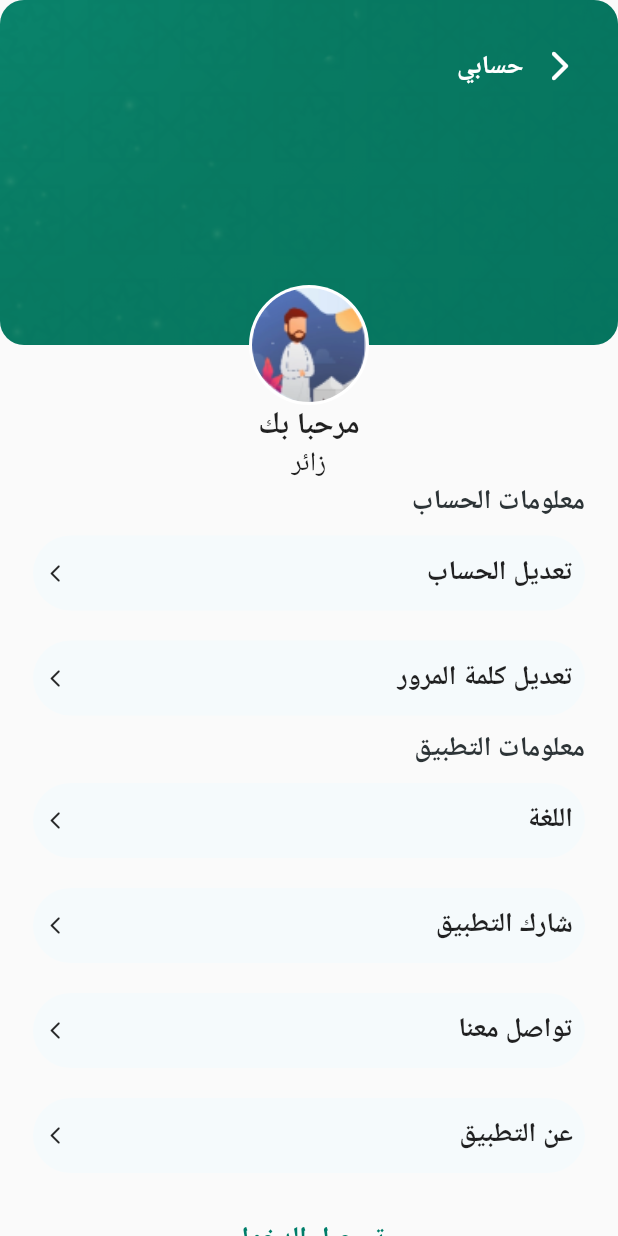
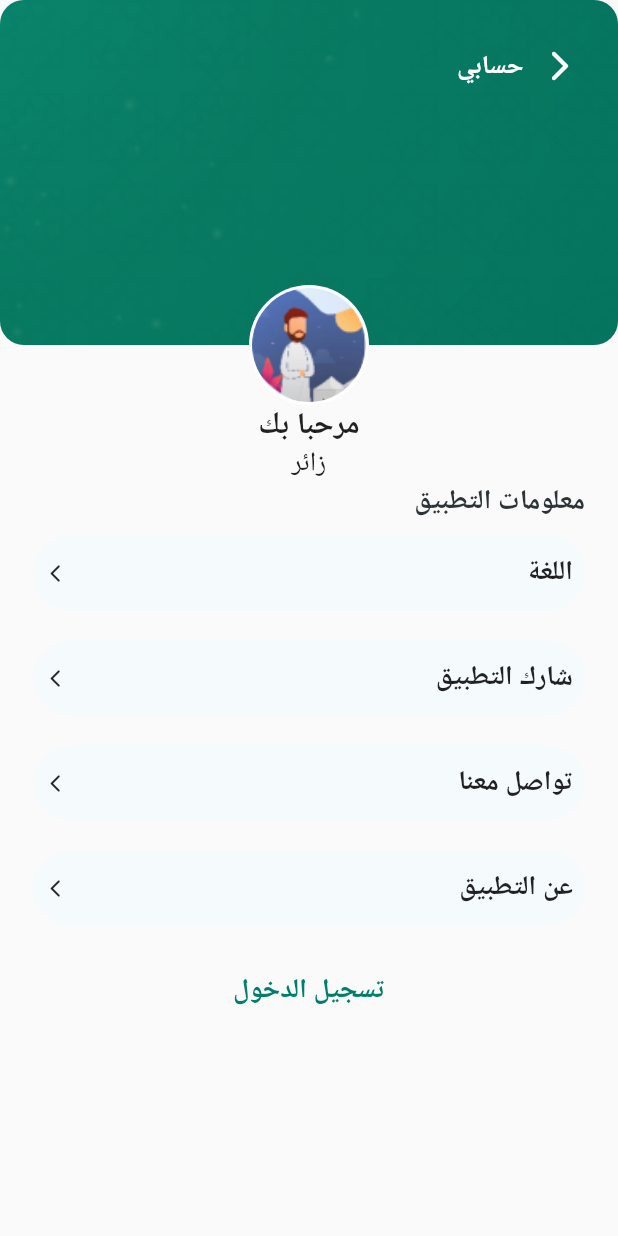
Before and after one commit to ammarelgml/Mosques-Guide-FlutterApp, a Flutter app: the screen it shows after launch, on a phone screen of 412 x 824 dp. Run offline on Flutter 3.47's test engine with Material 2 defaults, Android fonts, the phone set to English and light mode, and no system bars; our stand-ins replace get, location; statements that could not run were skipped.

Commit message:
show and hide widgets when user is connected

```diff
--- a/lib/view/settings/index.dart
+++ b/lib/view/settings/index.dart
@@ -5,7 +5,12 @@ import '/view/settings/widgets/header_section.dart';
 import '/view/settings/widgets/login_btn.dart';
 
 class Settings extends StatelessWidget {
-  const Settings({Key? key}) : super(key: key);
+  // const Settings({Key? key}) : super(key: key);
+
+  final bool isConnected;
+  Settings({
+    this.isConnected = false,
+  });
 
   @override
   Widget build(BuildContext context) {
@@ -19,8 +24,12 @@ class Settings extends StatelessWidget {
             padding: const EdgeInsets.symmetric(horizontal: 22.0),
             child: SingleChildScrollView(
                 child: Column(
+              children: <Widget>[
+                // If User is Connected to the app
+                if (isConnected) ...[
+                  Column(
                     crossAxisAlignment: CrossAxisAlignment.end,
-              children: <Widget>[
+                    children: [
                       const Text(
                         "معلومات الحساب",
                         style: TextStyle(
@@ -31,7 +40,16 @@ class Settings extends StatelessWidget {
                         textDirection: TextDirection.rtl,
                       ),
                       Button(onPressed: accountSettings, title: "تعديل الحساب"),
-                Button(onPressed: passwordSettings, title: "تعديل كلمة المرور"),
+                      Button(
+                          onPressed: passwordSettings,
+                          title: "تعديل كلمة المرور"),
+                    ],
+                  ),
+                  // If User is Not Connected to the app
+                ] else ...[
+                  Column(
+                    crossAxisAlignment: CrossAxisAlignment.end,
+                    children: [
                       const Text(
                         "معلومات التطبيق",
                         style: TextStyle(
@@ -45,6 +63,9 @@ class Settings extends StatelessWidget {
                       Button(onPressed: shareApp, title: "شارك التطبيق"),
                       Button(onPressed: contactUs, title: "تواصل معنا"),
                       Button(onPressed: aboutUs, title: "عن التطبيق"),
+                    ],
+                  ),
+                ],
                 const Center(child: LoginBtn()),
               ],
             )),
--- a/lib/view/settings/widgets/header_section.dart
+++ b/lib/view/settings/widgets/header_section.dart
@@ -74,8 +74,9 @@ class _SettingsHeaderState extends State<SettingsHeader> {
           "مرحبا بك",
           style: TextStyle(fontWeight: FontWeight.bold, fontSize: 20),
         ),
+        // Change to the name of User if connected
         const Text(
-          "زائر",
+          "زائر", //isConnected ?  "زائر" : connectedUser,
           style: TextStyle(fontWeight: FontWeight.w500, fontSize: 18),
         )
       ],
--- a/lib/view/settings/widgets/login_btn.dart
+++ b/lib/view/settings/widgets/login_btn.dart
@@ -9,10 +9,12 @@ class LoginBtn extends StatelessWidget {
       padding: const EdgeInsets.all(10.0),
       child: TextButton(
         onPressed: login,
+        // Change Button Text and Color if Logged In
         child: const Text(
-          "تسجيل الدخول",
+          "تسجيل الدخول", //isConnected ? "تسجيل الخروج" : "تسجيل الدخول",
           style: TextStyle(
-              color: Color(0xff007E6A),
+              color: Color(
+                  0xff007E6A), // isConnected ? Color(0xff007E6A) : Color(0xffD85454),
               fontWeight: FontWeight.bold,
               fontSize: 18),
         ),
```
Lines whose indentation alone changed are shown as unchanged.
